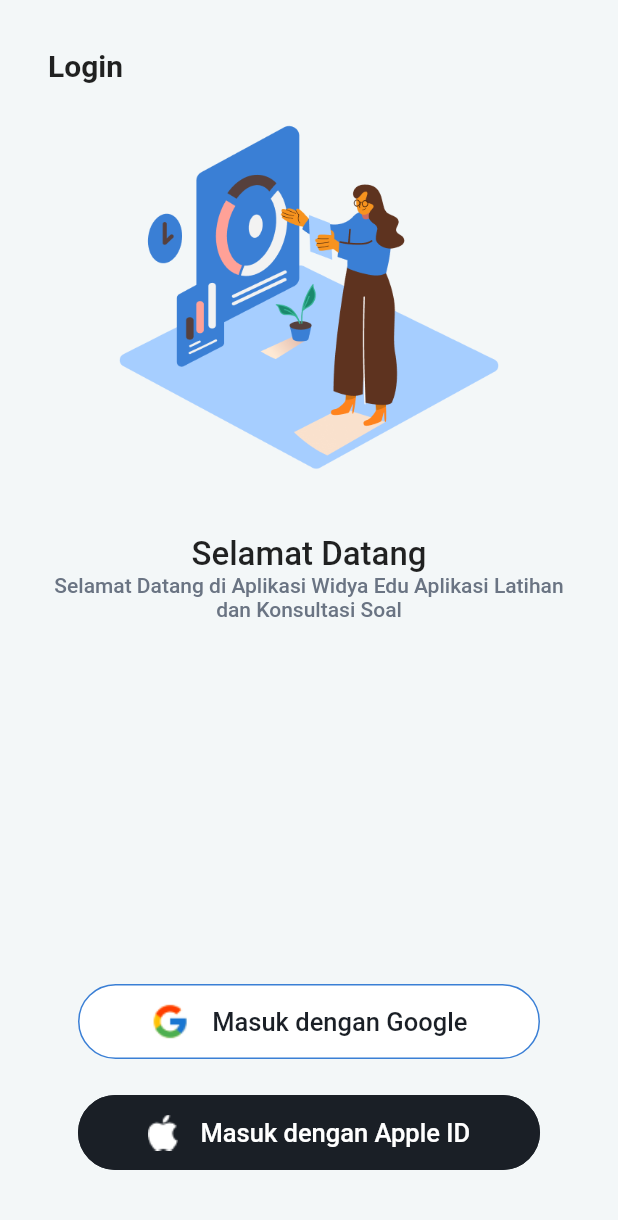
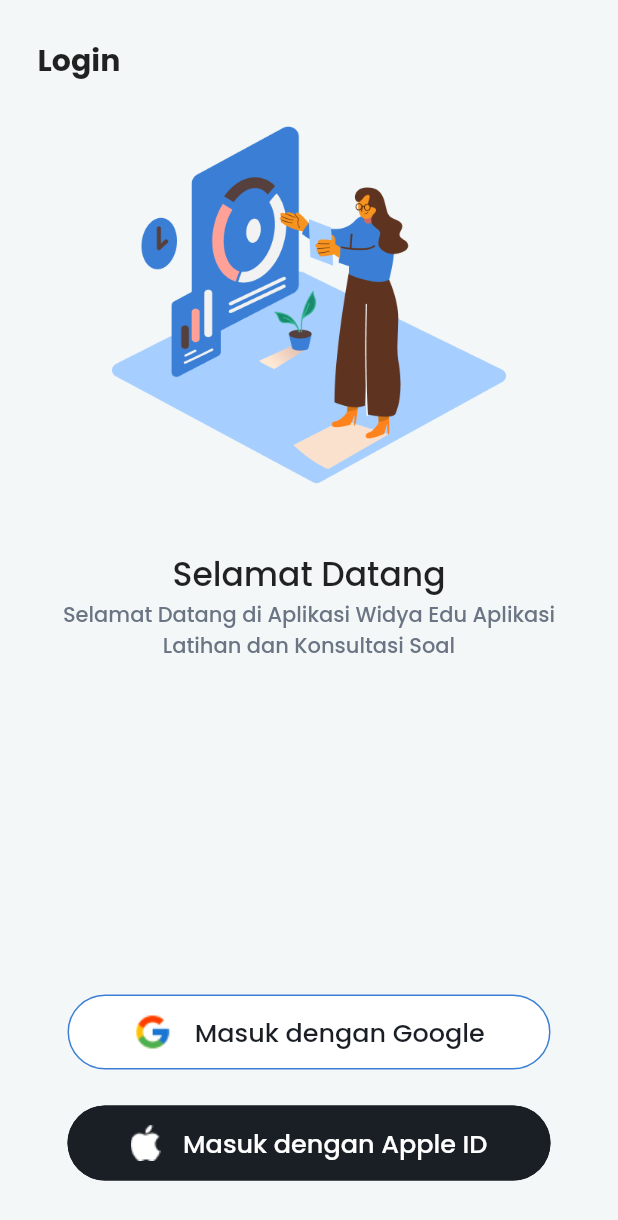
Before and after one commit to HumaCode/Final-Project-Latihan-Soal-Flutter-, a Flutter app: the screen it shows after launch, on a phone screen of 412 x 824 dp. Shown: the top 1220 px of the screen. Run offline on Flutter 3.47's test engine with Material 2 defaults, Android fonts, the phone set to English and light mode, and no system bars; our stand-ins replace google_fonts.

Commit message:
small improvement

```diff
--- a/lib/main.dart
+++ b/lib/main.dart
@@ -3,6 +3,7 @@
 import 'package:final_project/view/register_page.dart';
 import 'package:final_project/view/splash_screen.dart';
 import 'package:flutter/material.dart';
+import 'package:google_fonts/google_fonts.dart';
 
 void main() {
   runApp(const MyApp());
@@ -18,6 +19,7 @@
       title: 'Flutter Demo',
       debugShowCheckedModeBanner: false,
       theme: ThemeData(
+        textTheme: GoogleFonts.poppinsTextTheme(),
         // This is the theme of your application.
         //
         // Try running your application with "flutter run". You'll see the
--- a/lib/view/login_page.dart
+++ b/lib/view/login_page.dart
@@ -1,6 +1,7 @@
 import 'package:final_project/constant/r.dart';
 import 'package:final_project/view/register_page.dart';
 import 'package:flutter/material.dart';
+import 'package:google_fonts/google_fonts.dart';
 
 class LoginPage extends StatefulWidget {
   const LoginPage({Key? key}) : super(key: key);
@@ -14,9 +15,9 @@
   @override
   Widget build(BuildContext context) {
     return Scaffold(
-      backgroundColor: R.colors.grey,
+      backgroundColor: const Color(0xfff3f7f8),
       body: Padding(
-        padding: const EdgeInsets.all(32.0),
+        padding: const EdgeInsets.all(25.0),
         child: Column(
           children: [
             Align(
@@ -41,12 +42,12 @@
             ),
             Text(
               R.strings.loginDescription,
-              style: TextStyle(
+              textAlign: TextAlign.center,
+              style: GoogleFonts.poppins().copyWith(
                 fontSize: 14,
                 fontWeight: FontWeight.w500,
                 color: R.colors.greySubtitle,
               ),
-              textAlign: TextAlign.center,
             ),
             const Spacer(),
             ButtonLogin(
--- a/lib/view/main/latihan_soal/home_page.dart
+++ b/lib/view/main/latihan_soal/home_page.dart
@@ -11,9 +11,9 @@
   @override
   Widget build(BuildContext context) {
     return Scaffold(
-        appBar: AppBar(),
+        // appBar: AppBar(),
         body: Column(
-          children: const [Text("HOME")],
-        ));
+      children: const [Text("HOME")],
+    ));
   }
 }
--- a/lib/view/register_page.dart
+++ b/lib/view/register_page.dart
@@ -33,7 +33,12 @@
   Widget build(BuildContext context) {
     return Scaffold(
       // resizeToAvoidBottomInset: false,
+      backgroundColor: const Color(0xfff0f3f5),
       appBar: AppBar(
+        shape: const RoundedRectangleBorder(
+            borderRadius: BorderRadius.only(
+                bottomLeft: Radius.circular(25.0),
+                bottomRight: Radius.circular(25.0))),
         backgroundColor: Colors.white,
         elevation: 0,
         iconTheme: const IconThemeData(
```
Also changed, not shown: pubspec.yaml (+5 -11 lines), pubspec.lock.
